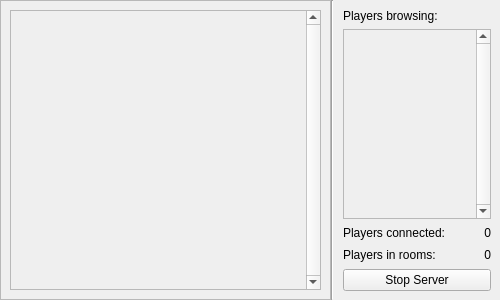
Before: the Qt Designer form word_game/modules/gui/server.ui in LiquidIce64/ORIS-tasks, drawn with Qt 5.
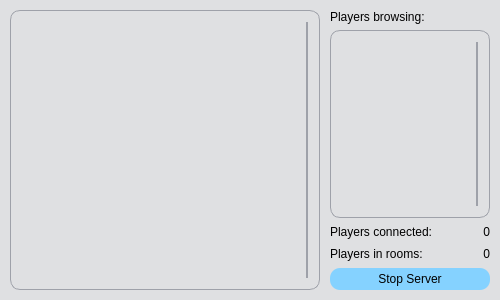
After: the same form once the commit is applied.

Commit message: embedded new style into ui files

```diff
--- a/word_game/modules/gui/server.ui
+++ b/word_game/modules/gui/server.ui
@@ -19,118 +19,98 @@
   <property name="windowTitle">
    <string>Form</string>
   </property>
-  <layout class="QHBoxLayout" name="horizontalLayout" stretch="2,0,1">
-   <property name="spacing">
-    <number>0</number>
-   </property>
+  <property name="styleSheet">
+   <string notr="true">#Server, QScrollArea QWidget {background-color: #DFE0E2}
+
+QPushButton {
+	color: black;
+	background-color: #85D2FF;
+	border-radius: 10px;
+	padding: 4px;
+}
+QPushButton:hover {background-color: #5CC3FF}
+QPushButton:disabled {
+	background-color: #D6F0FF;
+	color: #40404F;
+}
+
+QScrollArea {
+	border: 1px solid #9EA1A9;
+	border-radius: 10px;
+	padding: 5px;
+}
+
+QScrollBar,
+QScrollBar::sub-line, QScrollBar::sub-page,
+QScrollBar::add-line, QScrollBar::add-page
+{
+	background: transparent;
+	border: none;
+}
+QScrollBar::handle {
+	background-color: #9EA1A9;
+	border-radius: 2px;
+	margin: 6px;
+}
+QScrollBar::handle:hover {
+	border-radius: 4px;
+	margin: 4px;
+}
+</string>
+  </property>
+  <layout class="QGridLayout" name="gridLayout_2">
    <property name="leftMargin">
-    <number>0</number>
+    <number>10</number>
    </property>
    <property name="topMargin">
-    <number>0</number>
+    <number>10</number>
    </property>
    <property name="rightMargin">
-    <number>0</number>
+    <number>10</number>
    </property>
    <property name="bottomMargin">
-    <number>0</number>
+    <number>10</number>
    </property>
-   <item>
-    <widget class="QFrame" name="frame_browser">
-     <property name="frameShape">
-      <enum>QFrame::StyledPanel</enum>
-     </property>
-     <property name="frameShadow">
-      <enum>QFrame::Raised</enum>
+   <property name="horizontalSpacing">
+    <number>10</number>
+   </property>
+   <item row="2" column="2">
+    <widget class="QLabel" name="label">
+     <property name="text">
+      <string>Players connected:</string>
      </property>
-     <layout class="QVBoxLayout" name="_2">
-      <item>
-       <widget class="QScrollArea" name="scrollArea">
-        <property name="verticalScrollBarPolicy">
-         <enum>Qt::ScrollBarAlwaysOn</enum>
-        </property>
-        <property name="horizontalScrollBarPolicy">
-         <enum>Qt::ScrollBarAlwaysOff</enum>
-        </property>
-        <property name="widgetResizable">
-         <bool>true</bool>
-        </property>
-        <widget class="QWidget" name="scrollAreaWidgetContents">
-         <property name="geometry">
-          <rect>
-           <x>0</x>
-           <y>0</y>
-           <width>292</width>
-           <height>278</height>
-          </rect>
-         </property>
-         <layout class="QVBoxLayout" name="verticalLayout">
-          <property name="spacing">
-           <number>0</number>
-          </property>
-          <item>
-           <layout class="QVBoxLayout" name="layout_roomlist">
-            <property name="spacing">
-             <number>3</number>
-            </property>
-           </layout>
-          </item>
-          <item>
-           <spacer name="verticalSpacer_2">
-            <property name="orientation">
-             <enum>Qt::Vertical</enum>
-            </property>
-            <property name="sizeHint" stdset="0">
-             <size>
-              <width>20</width>
-              <height>40</height>
-             </size>
-            </property>
-           </spacer>
-          </item>
-         </layout>
-        </widget>
-       </widget>
-      </item>
-     </layout>
-    </widget>
-   </item>
-   <item>
-    <widget class="Line" name="line">
-     <property name="orientation">
-      <enum>Qt::Vertical</enum>
-     </property>
-    </widget>
-   </item>
-   <item>
-    <widget class="QFrame" name="frame_sidepanel">
-     <property name="minimumSize">
-      <size>
-       <width>0</width>
-       <height>0</height>
-      </size>
-     </property>
-     <layout class="QGridLayout" name="gridLayout" columnstretch="1,0">
-      <property name="leftMargin">
-       <number>9</number>
-      </property>
-      <property name="topMargin">
-       <number>9</number>
-      </property>
-      <property name="rightMargin">
-       <number>9</number>
-      </property>
-      <property name="bottomMargin">
-       <number>9</number>
-      </property>
-      <item row="2" column="0" colspan="2">
+    </widget>
+   </item>
+   <item row="0" column="2" colspan="2">
        <widget class="QLabel" name="label_3">
         <property name="text">
          <string>Players browsing:</string>
         </property>
        </widget>
       </item>
-      <item row="6" column="1">
+   <item row="3" column="3">
+    <widget class="QLabel" name="label_players_in_rooms">
+     <property name="minimumSize">
+      <size>
+       <width>30</width>
+       <height>16</height>
+      </size>
+     </property>
+     <property name="maximumSize">
+      <size>
+       <width>30</width>
+       <height>16</height>
+      </size>
+     </property>
+     <property name="text">
+      <string>0</string>
+     </property>
+     <property name="alignment">
+      <set>Qt::AlignRight|Qt::AlignTrailing|Qt::AlignVCenter</set>
+     </property>
+    </widget>
+   </item>
+   <item row="2" column="3">
        <widget class="QLabel" name="label_player_count">
         <property name="minimumSize">
          <size>
@@ -152,8 +132,24 @@
         </property>
        </widget>
       </item>
-      <item row="3" column="0" colspan="2">
+   <item row="4" column="2" colspan="2">
+    <widget class="QPushButton" name="btn_stop">
+     <property name="text">
+      <string>Stop Server</string>
+     </property>
+    </widget>
+   </item>
+   <item row="1" column="2" colspan="2">
        <widget class="QScrollArea" name="scrollArea_2">
+     <property name="minimumSize">
+      <size>
+       <width>160</width>
+       <height>0</height>
+      </size>
+     </property>
+     <property name="frameShape">
+      <enum>QFrame::NoFrame</enum>
+     </property>
         <property name="verticalScrollBarPolicy">
          <enum>Qt::ScrollBarAlwaysOn</enum>
         </property>
@@ -168,8 +164,8 @@
           <rect>
            <x>0</x>
            <y>0</y>
-           <width>129</width>
-           <height>184</height>
+        <width>131</width>
+        <height>172</height>
           </rect>
          </property>
          <layout class="QVBoxLayout" name="verticalLayout_3">
@@ -200,50 +196,59 @@
         </widget>
        </widget>
       </item>
-      <item row="9" column="0" colspan="2">
-       <widget class="QPushButton" name="btn_stop">
-        <property name="text">
-         <string>Stop Server</string>
-        </property>
-       </widget>
-      </item>
-      <item row="7" column="1">
-       <widget class="QLabel" name="label_players_in_rooms">
-        <property name="minimumSize">
-         <size>
-          <width>30</width>
-          <height>16</height>
-         </size>
-        </property>
-        <property name="maximumSize">
-         <size>
-          <width>30</width>
-          <height>16</height>
-         </size>
-        </property>
-        <property name="text">
-         <string>0</string>
-        </property>
-        <property name="alignment">
-         <set>Qt::AlignRight|Qt::AlignTrailing|Qt::AlignVCenter</set>
-        </property>
-       </widget>
-      </item>
-      <item row="7" column="0">
+   <item row="3" column="2">
        <widget class="QLabel" name="label_2">
         <property name="text">
          <string>Players in rooms:</string>
         </property>
        </widget>
       </item>
-      <item row="6" column="0">
-       <widget class="QLabel" name="label">
-        <property name="text">
-         <string>Players connected:</string>
-        </property>
-       </widget>
-      </item>
-     </layout>
+   <item row="0" column="0" rowspan="5">
+    <widget class="QScrollArea" name="scrollArea">
+     <property name="verticalScrollBarPolicy">
+      <enum>Qt::ScrollBarAlwaysOn</enum>
+     </property>
+     <property name="horizontalScrollBarPolicy">
+      <enum>Qt::ScrollBarAlwaysOff</enum>
+     </property>
+     <property name="widgetResizable">
+      <bool>true</bool>
+     </property>
+     <widget class="QWidget" name="scrollList_2">
+      <property name="geometry">
+       <rect>
+        <x>0</x>
+        <y>0</y>
+        <width>281</width>
+        <height>268</height>
+       </rect>
+      </property>
+      <layout class="QVBoxLayout" name="verticalLayout">
+       <property name="spacing">
+        <number>0</number>
+       </property>
+       <item>
+        <layout class="QVBoxLayout" name="layout_roomlist">
+         <property name="spacing">
+          <number>3</number>
+         </property>
+        </layout>
+       </item>
+       <item>
+        <spacer name="verticalSpacer_2">
+         <property name="orientation">
+          <enum>Qt::Vertical</enum>
+         </property>
+         <property name="sizeHint" stdset="0">
+          <size>
+           <width>20</width>
+           <height>40</height>
+          </size>
+         </property>
+        </spacer>
+       </item>
+      </layout>
+     </widget>
     </widget>
    </item>
   </layout>
```
Left out of the diff: 2 changed lines with no effect on the pictures. Lines whose indentation alone changed are shown as unchanged. The commit also changes 28 other files.
